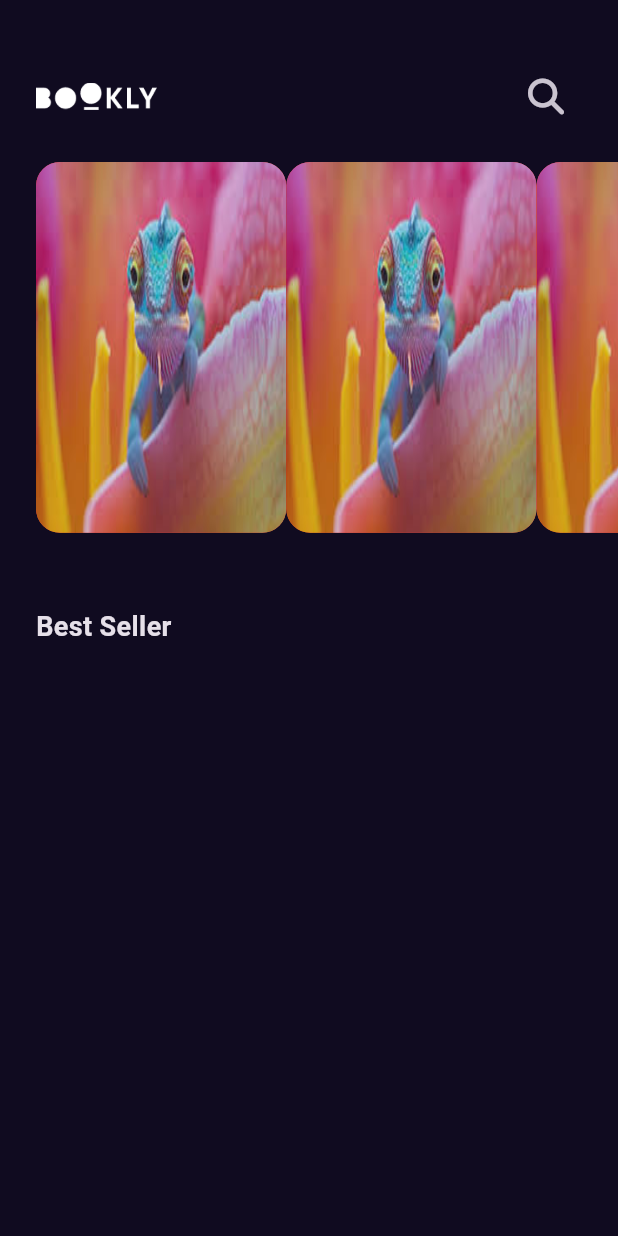
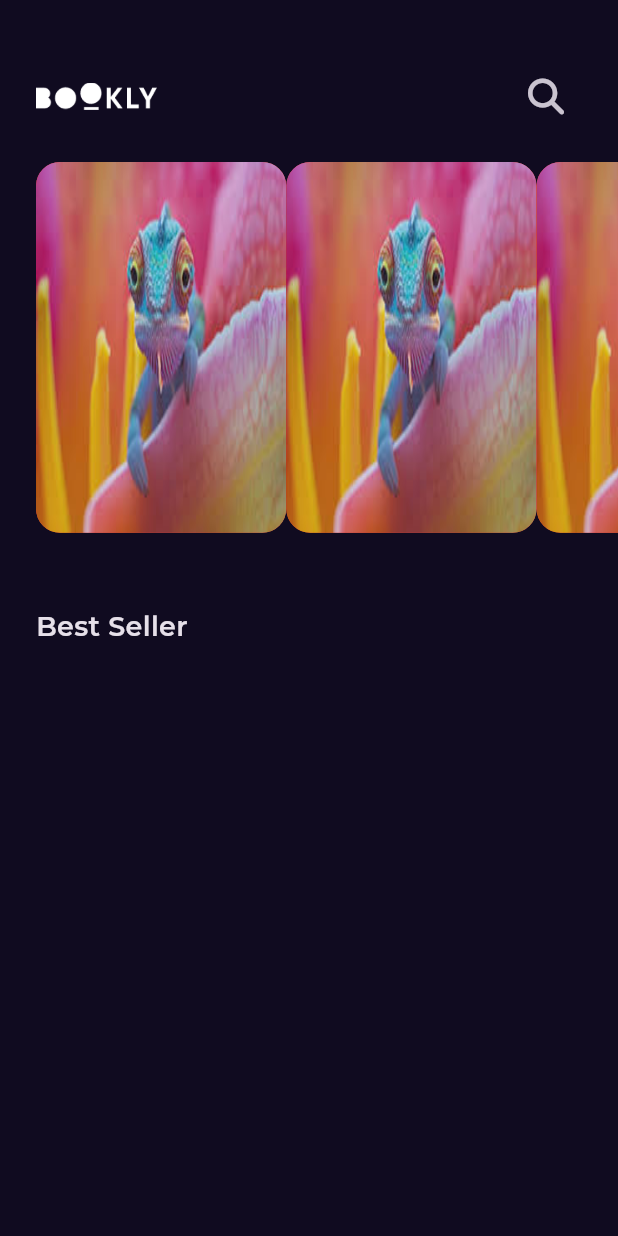
Before and after one commit to oudjoka/Booking_flutter_app, a Flutter app: the screen it shows after launch, on a phone screen of 412 x 824 dp. Run offline on Flutter 3.47's test engine with Material 3 defaults, Android fonts, the phone set to English and light mode, and no system bars; our stand-ins replace font_awesome_flutter, get, google_fonts.

Commit message:
add google font family

```diff
--- a/lib/features/home/presenataion/view/widgets/home_view_body.dart
+++ b/lib/features/home/presenataion/view/widgets/home_view_body.dart
@@ -1,7 +1,5 @@
-import 'package:booking/core/utils/assets.dart';
 import 'package:booking/core/utils/styles.dart';
 import 'package:booking/features/home/presenataion/view/widgets/custom_app_bar.dart';
-import 'package:booking/features/home/presenataion/view/widgets/custom_list_view_item.dart';
 import 'package:booking/features/home/presenataion/view/widgets/featured_books_list_view.dart';
 import 'package:flutter/material.dart';
 
--- a/lib/main.dart
+++ b/lib/main.dart
@@ -2,6 +2,7 @@ import 'package:booking/constant.dart';
 import 'package:booking/features/splash/presentaion/view/splash_view.dart';
 import 'package:flutter/material.dart';
 import 'package:get/get.dart';
+import 'package:google_fonts/google_fonts.dart';
 
 void main() {
   runApp(const Booking());
@@ -13,9 +14,11 @@ class Booking extends StatelessWidget {
   @override
   Widget build(BuildContext context) {
     return GetMaterialApp(
-      theme: ThemeData(
-        brightness: Brightness.dark,
-      ).copyWith(scaffoldBackgroundColor: kPrimaryColor),
+      theme: ThemeData(brightness: Brightness.dark).copyWith(
+        scaffoldBackgroundColor: kPrimaryColor,
+        textTheme: GoogleFonts.montserratTextTheme(ThemeData.dark().textTheme),
+      ),
+
       home: SplashView(),
     );
   }
--- a/pubspec.yaml
+++ b/pubspec.yaml
@@ -33,6 +33,7 @@ dependencies:
     sdk: flutter
   font_awesome_flutter: ^10.8.0
   get: ^4.7.2
+  google_fonts: ^6.2.1
   widgetbook: ^3.13.1
 
 dev_dependencies:
```
Also changed, not shown: pubspec.lock, 1 other file.
